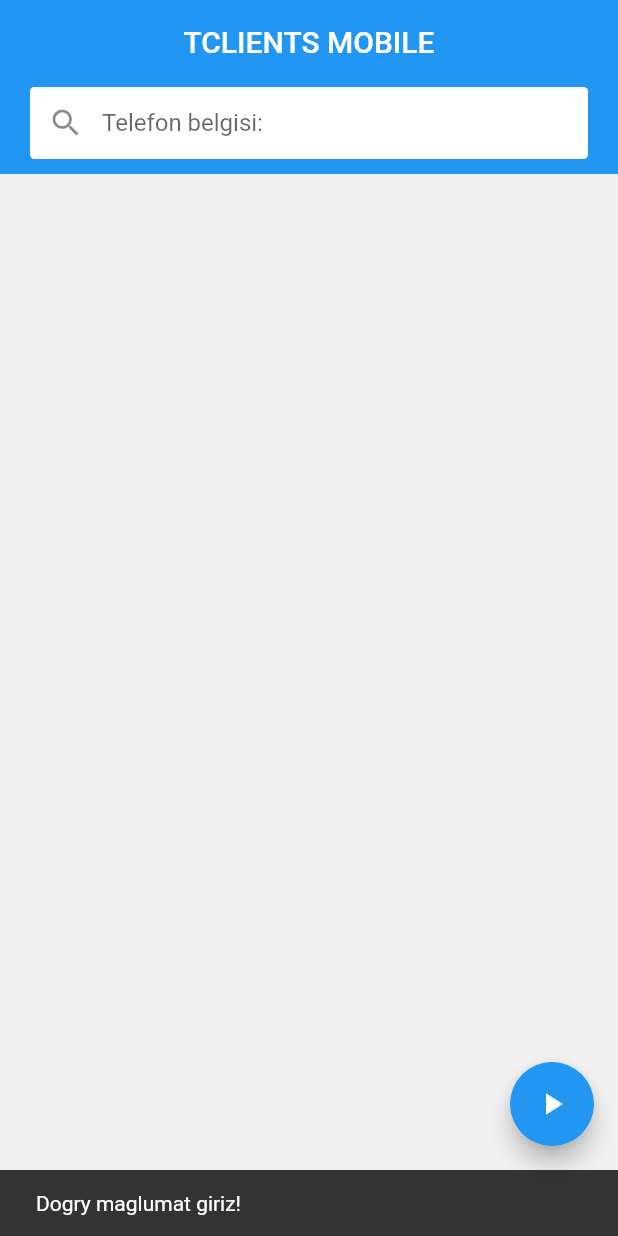
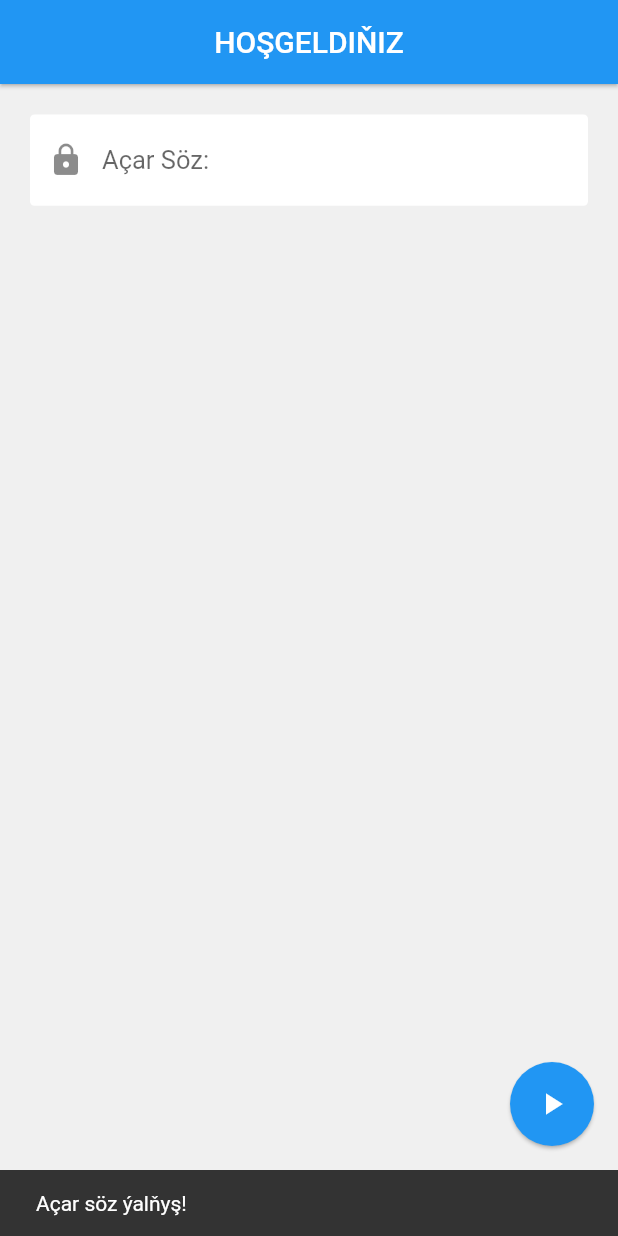
Before and after one commit to DowranRowshenow/Tclients, a Flutter app: the screen it shows after launch, after a tap on the "play arrow" icon, on a phone screen of 412 x 824 dp. Run offline on Flutter 3.47's test engine with Material 2 defaults, Android fonts, the phone set to English and light mode, and no system bars; our stand-ins replace shared_preferences, sqflite; missing offline and left inert: flutter_archive; accounts and stored records are empty.

Commit message:
General Update

```diff
--- a/lib/components/search_field.dart
+++ b/lib/components/search_field.dart
@@ -5,27 +5,44 @@ import '../constants.dart';
 import '../size_config.dart';
 
 class SearchField extends StatelessWidget {
-  const SearchField({Key? key}) : super(key: key);
+  const SearchField({
+    Key? key,
+    this.height = 60,
+    this.length = 100,
+    this.icon = Icons.search,
+    this.type = TextInputType.text,
+    required this.hint,
+    required this.controller,
+  }) : super(key: key);
+
+  final double height;
+  final int length;
+  final TextInputType type;
+  final IconData icon;
+  final String hint;
+  final TextEditingController controller;
 
   @override
   Widget build(BuildContext context) {
     return Container(
+      height: getProportionateScreenHeight(height),
       decoration: BoxDecoration(
         color: Colors.white,
         borderRadius: BorderRadius.circular(radius),
       ),
       child: Center(
         child: TextField(
-          inputFormatters: [LengthLimitingTextInputFormatter(11)],
-          controller: searchController,
-          keyboardType: TextInputType.phone,
+          style: const TextStyle(fontSize: 17),
+          inputFormatters: [LengthLimitingTextInputFormatter(length)],
+          controller: controller,
+          keyboardType: type,
           textAlignVertical: TextAlignVertical.center,
           decoration: InputDecoration(
             border: InputBorder.none,
             focusedBorder: InputBorder.none,
             enabledBorder: InputBorder.none,
-            hintText: "Telefon belgisi:",
-            prefixIcon: const Icon(Icons.search),
+            hintText: "$hint:",
+            prefixIcon: Icon(icon),
             contentPadding: EdgeInsets.symmetric(
               horizontal: getProportionateScreenWidth(20),
               vertical: getProportionateScreenHeight(14),
--- a/lib/components/user_card.dart
+++ b/lib/components/user_card.dart
@@ -17,7 +17,7 @@ class UserCard extends StatelessWidget {
   @override
   Widget build(BuildContext context) {
     return RippleContainer(
-      margin: const EdgeInsets.only(top: 15),
+      margin: const EdgeInsets.only(top: 5),
       onTap: () {
         Navigator.push(
           context,
@@ -47,7 +47,7 @@ class UserCard extends StatelessWidget {
               ),
             ),
             SizedBox(
-              width: getProportionateScreenWidth(300),
+              width: getProportionateScreenWidth(295),
               child: Column(
                 mainAxisAlignment: MainAxisAlignment.center,
                 crossAxisAlignment: CrossAxisAlignment.start,
--- /dev/null
+++ b/lib/helpers/storage.dart
@@ -0,0 +1,15 @@
+import 'package:shared_preferences/shared_preferences.dart';
+
+class Storage {
+  Future<void> setToken(String token) async {
+    SharedPreferences sharedPreferences = await SharedPreferences.getInstance();
+    await sharedPreferences.setString('token', token);
+    print("\nStorage Created Preferences");
+  }
+
+  Future<String> loadToken() async {
+    SharedPreferences sharedPreferences = await SharedPreferences.getInstance();
+    print("\nStorage Loading Token");
+    return sharedPreferences.getString('token') ?? "";
+  }
+}
--- a/lib/main.dart
+++ b/lib/main.dart
@@ -1,13 +1,17 @@
 import 'package:flutter/material.dart';
 import 'package:flutter/services.dart';
 
+import 'constants.dart';
+import 'helpers/storage.dart';
 import 'components/scroll_behavior.dart';
-import 'helpers/database.dart';
 import 'screens/home_screen.dart';
+import 'screens/welcome_screen.dart';
+
+String token = "";
 
 void main() async {
   WidgetsFlutterBinding.ensureInitialized();
-  await DBHelper().initDB();
+  token = await Storage().loadToken();
   runApp(const MyApp());
 }
 
@@ -21,11 +25,11 @@ class MyApp extends StatelessWidget {
     ]);
 
     return MaterialApp(
-      title: 'TClients Mobile',
+      title: appName,
       theme: ThemeData(),
       //darkTheme: ThemeData.dark(),
       debugShowCheckedModeBanner: false,
-      home: const HomeScreen(),
+      home: token == password ? const HomeScreen() : const WelcomeScreen(),
       builder: (context, child) {
         return ScrollConfiguration(
           behavior: GlowlessScrollBehavior(),
--- a/lib/screens/home_screen.dart
+++ b/lib/screens/home_screen.dart
@@ -1,8 +1,9 @@
 import 'package:flutter/material.dart';
 import 'package:flutter/services.dart';
-import 'package:tclients/components/user_card.dart';
-import 'package:tclients/components/search_field.dart';
 
+import 'filter_screen.dart';
+import '../components/detail_card.dart';
+import '../components/search_field.dart';
 import '../../constants.dart';
 import '../../helpers/database.dart';
 import '../../models/user_model.dart';
@@ -17,14 +18,18 @@ class HomeScreen extends StatefulWidget {
 }
 
 class _HomeScreenState extends State<HomeScreen> {
-  String count = "0";
-  List<User> users = [];
+  User user = User.defaultUser();
   static const platform = MethodChannel('samples.flutter.dev/battery');
 
   @override
-  void initState() async {
+  void initState() {
     super.initState();
-    print("Requesting");
+    print("Initializing Listener Service");
+    initListener();
+    print("Initializing Listener Service Complete");
+  }
+
+  void initListener() async {
     await _listenCalls();
   }
 
@@ -35,10 +40,8 @@ class _HomeScreenState extends State<HomeScreen> {
   }
 
   void _incrementCounter() async {
-    if (isNumeric(searchController.text)) {
-      final map = await DBHelper().searhByPhone(searchController.text);
-      count = "${map["count"]}";
-      users = map["users"];
+    if (isNumeric(numberController.text)) {
+      user = await DBHelper().getUser(numberController.text);
       setState(() {});
     } else {
       ScaffoldMessenger.of(context).showSnackBar(const SnackBar(
@@ -63,50 +66,46 @@ class _HomeScreenState extends State<HomeScreen> {
       appBar: AppBar(
         title: const Text(appNameUpper),
         centerTitle: true,
-        elevation: 0,
+        elevation: elevation,
         actions: [
-          count != "0"
-              ? Center(child: Text(count, style: const TextStyle(fontSize: 16)))
-              : Container(),
-          SizedBox(width: getProportionateScreenWidth(20))
+          IconButton(
+            onPressed: () {
+              Navigator.push(
+                context,
+                MaterialPageRoute(builder: (context) => const FilterScreen()),
+              );
+            },
+            icon: const Icon(Icons.sort),
+            splashRadius: splashRadius,
+          ),
+          SizedBox(width: getProportionateScreenWidth(5)),
         ],
         bottom: PreferredSize(
           preferredSize: const Size.fromHeight(60),
           child: Container(
             margin: const EdgeInsets.fromLTRB(20, 0, 20, 10),
-            child: const SearchField(),
+            child: SearchField(
+              height: 50,
+              length: 11,
+              type: TextInputType.phone,
+              hint: "Telefon Belgisi",
+              controller: numberController,
+            ),
           ),
         ),
       ),
       body: Container(
-        color: const Color.fromARGB(255, 240, 240, 240),
+        color: bgColor,
         width: double.infinity,
         height: double.infinity,
         padding: const EdgeInsets.fromLTRB(margin, 0, margin, 0),
-        child: SingleChildScrollView(
-          child: Column(
-            children: [
-              SizedBox(height: getProportionateScreenHeight(10)),
-              /*
-              Row(
-                children: [
-                  Text(
-                    " Jemi: $count",
-                    style: const TextStyle(fontSize: 18),
-                  ),
-                ],
-              ),
-              */
-              ...List.generate(users.length, (index) {
-                return UserCard(user: users[index]);
-              }),
-              SizedBox(height: getProportionateScreenHeight(20))
-            ],
-          ),
-        ),
+        child: user.name != "name"
+            ? SingleChildScrollView(child: DetailCard(user: user))
+            : const Center(child: Text("GÖZLEGE BAŞLA")),
       ),
       floatingActionButton: FloatingActionButton(
         onPressed: _incrementCounter,
+        elevation: elevation,
         child: const Icon(Icons.play_arrow),
       ),
     );
--- /dev/null
+++ b/lib/screens/welcome_screen.dart
@@ -0,0 +1,64 @@
+import 'package:flutter/material.dart';
+import 'package:tclients/screens/home_screen.dart';
+import 'package:tclients/size_config.dart';
+
+import '../components/search_field.dart';
+import '../constants.dart';
+import '../helpers/storage.dart';
+import '../helpers/database.dart';
+
+class WelcomeScreen extends StatelessWidget {
+  const WelcomeScreen({Key? key}) : super(key: key);
+
+  @override
+  Widget build(BuildContext context) {
+    SizeConfig().init(context);
+    TextEditingController passwordController = TextEditingController();
+
+    void pushRoute() {
+      Navigator.push(
+        context,
+        MaterialPageRoute(builder: (context) => const HomeScreen()),
+      );
+    }
+
+    void _incrementCounter() async {
+      if (passwordController.text == password) {
+        Storage().setToken(passwordController.text);
+        await DBHelper().initDB();
+        pushRoute();
+      } else {
+        ScaffoldMessenger.of(context).showSnackBar(const SnackBar(
+          content: Text("Açar söz ýalňyş!"),
+        ));
+      }
+    }
+
+    return Scaffold(
+      appBar: AppBar(
+        elevation: elevation,
+        title: const Text("HOŞGELDIŇIZ"),
+        centerTitle: true,
+      ),
+      body: Container(
+        color: bgColor,
+        padding: const EdgeInsets.fromLTRB(margin, 0, margin, 0),
+        child: Column(
+          children: [
+            SizedBox(height: getProportionateScreenHeight(20)),
+            SearchField(
+              icon: Icons.lock,
+              hint: 'Açar Söz',
+              controller: passwordController,
+            ),
+          ],
+        ),
+      ),
+      floatingActionButton: FloatingActionButton(
+        onPressed: _incrementCounter,
+        elevation: elevation,
+        child: const Icon(Icons.play_arrow),
+      ),
+    );
+  }
+}
--- a/pubspec.yaml
+++ b/pubspec.yaml
@@ -37,6 +37,7 @@ dependencies:
   sqflite: ^2.0.3+1
   path_provider:
   flutter_archive: ^5.0.0
+  shared_preferences: ^2.0.17
 
 
 dev_dependencies:
```
Also changed, not shown: lib/components/detail_card.dart (added, +48 -0 lines), lib/components/property_card.dart (+24 -9 lines), lib/constants.dart (+52 -1 lines), lib/helpers/database.dart (+52 -2 lines), lib/screens/detail_screen.dart (+6 -30 lines), lib/screens/filter_screen.dart (added, +177 -0 lines), lib/screens/list_screen.dart (added, +51 -0 lines), pubspec.lock, 2 other files.
